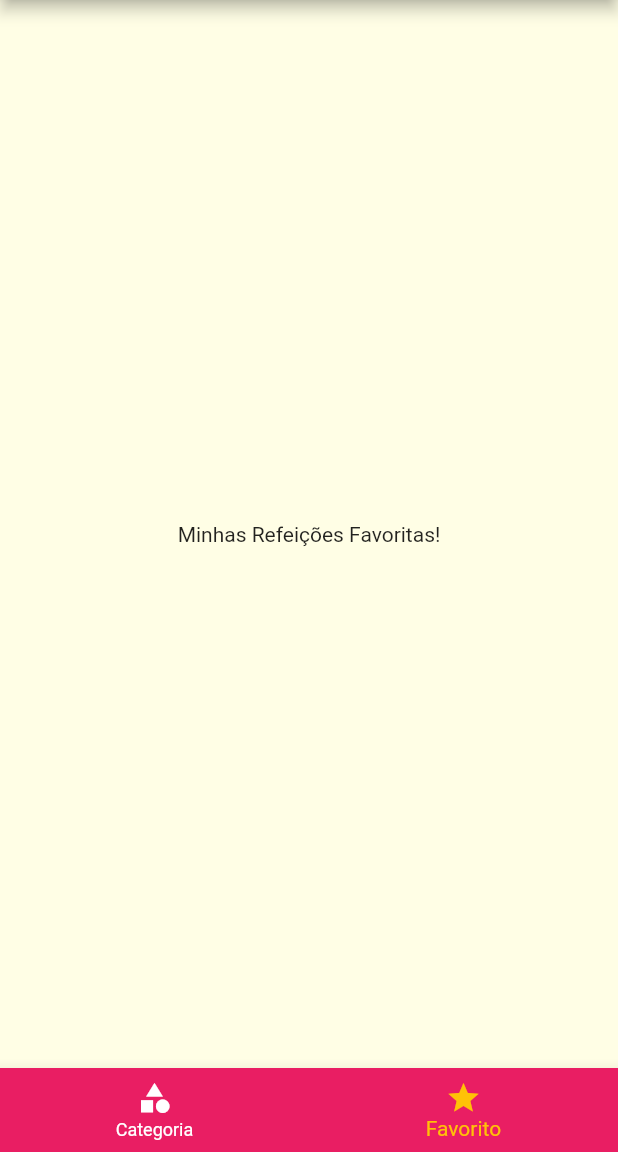
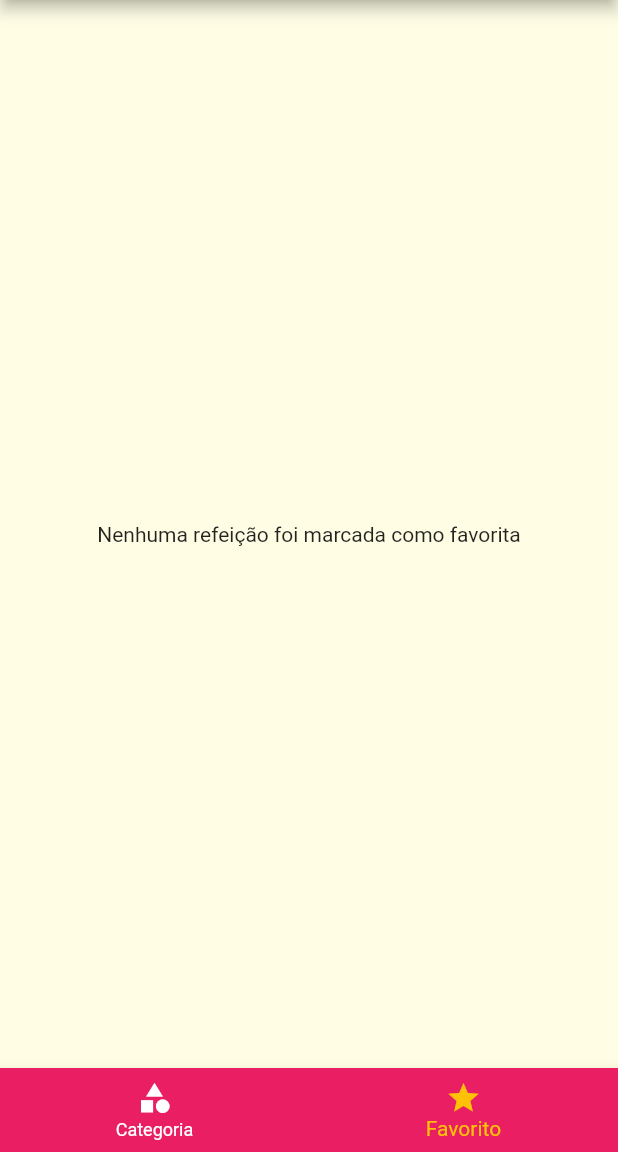
Before and after one commit to Rodrigoo-Oliveira/AppRefeicoes, a Flutter app: the screen it shows after launch, item 2 of the bottom bar chosen, on a phone screen of 412 x 824 dp, the part 84-1236 px from its top. Run offline on Flutter 3.47's test engine with Material 2 defaults, Android fonts, the phone set to English and light mode, and no system bars.

Commit message:
Marcando como favorito

```diff
--- a/lib/main.dart
+++ b/lib/main.dart
@@ -23,10 +23,12 @@ class _MyAppState extends State<MyApp> {
 
   Settings settings = Settings();
   List<Meal> _availableMeals = DUMMY_MEALS;
+  List<Meal> _favoriteMeals = [];
 
   void _filterMeals(Settings settings) {
     setState(() {
       this.settings = settings;
+
       _availableMeals = DUMMY_MEALS.where((meal) {
         final filterGluten = settings.isGlutenFree && !meal.isGlutenFree;
         final filterLactose = settings.isLactoseFree && !meal.isLactoseFree;
@@ -37,6 +39,17 @@ class _MyAppState extends State<MyApp> {
     });
   }
 
+  void _toggleFavorite(Meal meal) {
+    setState(() {
+      _favoriteMeals.contains(meal)
+        ? _favoriteMeals.remove(meal)
+        : _favoriteMeals.add(meal);
+    });
+  }
+
+  bool _isFavorite(Meal meal) {
+    return _favoriteMeals.contains(meal);
+  }
   @override
   Widget build(BuildContext context) {
     return MaterialApp(
@@ -54,10 +67,10 @@ class _MyAppState extends State<MyApp> {
             ),
       ),
       routes: {
-        AppRoutes.HOME: (ctx) => TabsScreen(),
+        AppRoutes.HOME: (ctx) => TabsScreen(_favoriteMeals),
         AppRoutes.CATEGORIES_MEALS: (ctx) =>
             CategoriesMealsScreen(_availableMeals),
-        AppRoutes.MEAL_DETAIL: (ctx) => MealDetailScreen(),
+        AppRoutes.MEAL_DETAIL: (ctx) => MealDetailScreen(_toggleFavorite, _isFavorite),
         AppRoutes.SETTINGS: (ctx) => SettingsScreen(settings,_filterMeals),
       },
     );
--- a/lib/screens/favorite_screen.dart
+++ b/lib/screens/favorite_screen.dart
@@ -1,10 +1,27 @@
 import 'package:flutter/material.dart';
 
+import '../components/meal_item.dart';
+import '../models/meal.dart';
 class FavoriteScreen extends StatelessWidget {
+
+  final List<Meal> favoriteMeals;
+
+  const FavoriteScreen(this.favoriteMeals);
+
   @override
   Widget build(BuildContext context) {
-    return Center(
-      child: Text('Minhas Refeições Favoritas!'),
-    );
+
+    if(favoriteMeals.isEmpty) {
+      return Center(
+        child: Text('Nenhuma refeição foi marcada como favorita'),
+      );
+    }else {
+      return ListView.builder(
+        itemCount: favoriteMeals.length,
+        itemBuilder: (ctx, index) {
+          return MealItem(favoriteMeals[index]);
+        },
+      );
+    }
   }
 }
--- a/lib/screens/tabs_screen.dart
+++ b/lib/screens/tabs_screen.dart
@@ -1,11 +1,16 @@
 import 'package:flutter/material.dart';
-import 'package:meals/screens/categories_screen.dart';
-import 'categories_meals_screen.dart';
+
+import 'categories_screen.dart';
 import 'favorite_screen.dart';
 import '../components/main_drawer.dart';
-
+import '../models/meal.dart';
 
 class TabsScreen extends StatefulWidget {
+
+  final List<Meal> favoriteMeals;
+
+  const TabsScreen(this.favoriteMeals);
+
   @override
   _TabsScreenState createState() => _TabsScreenState();
 }
@@ -13,11 +18,19 @@ class TabsScreen extends StatefulWidget {
 class _TabsScreenState extends State<TabsScreen> {
 
   int _selectScreenIndex = 0;
-  final List<Map<String, dynamic>> _screens = [
-    {'title': 'Lista de Categorias', 'screen': CategoriesScreen()},
-    {'title': 'Meus Favoritos', 'screen': FavoriteScreen()},
-  ];
+  late List<Map<String, dynamic>> _screens;
 
+  @override
+  void initState() {
+    super.initState();
+      _screens = [
+      {'title': 'Lista de Categorias', 'screen': CategoriesScreen()},
+      {
+        'title': 'Meus Favoritos',
+        'screen': FavoriteScreen(widget.favoriteMeals),
+      },
+    ];
+  }
   _selectScreen(int index) {
     setState(() {
       _selectScreenIndex = index;
```
Also changed, not shown: lib/screens/meal_detail_screen.dart (+10 -2 lines).
